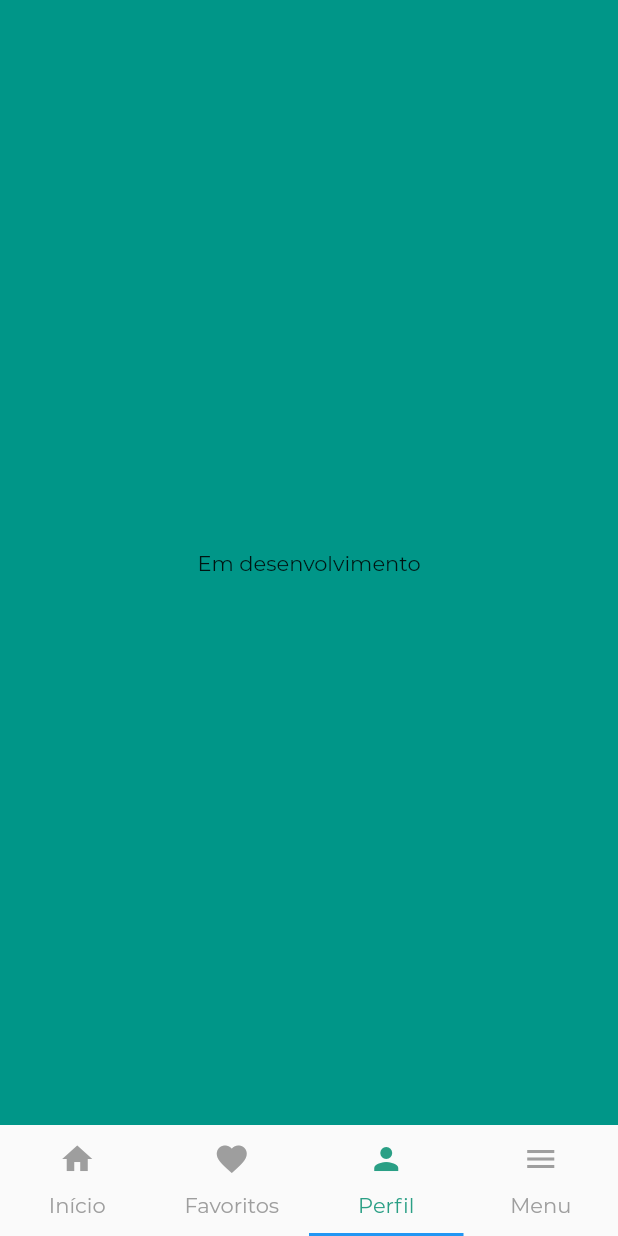
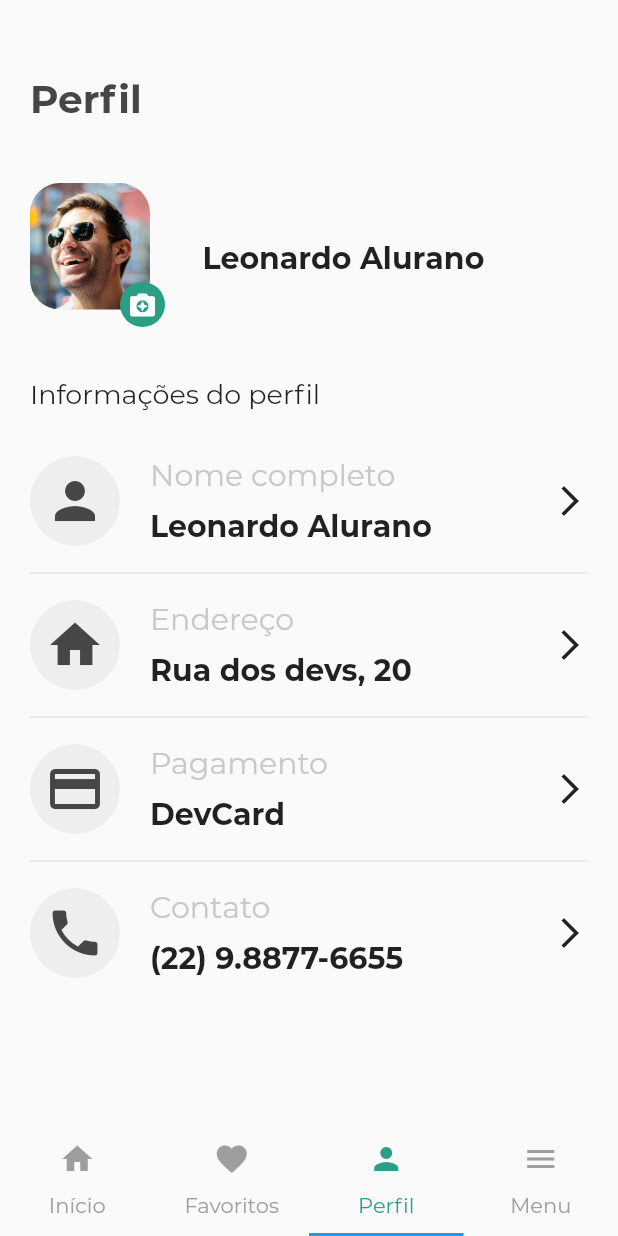
Before and after one commit to Leomhl/alura_ecommerceorgs, a Flutter app: the screen it shows after launch, tab 3 chosen, on a phone screen of 412 x 824 dp. Run offline on Flutter 3.47's test engine with Material 2 defaults, Android fonts, the phone set to English and light mode, and no system bars; our stand-ins replace smooth_star_rating.

Commit message:
Tela de menu, perfil e melhorias

```diff
--- a/lib/components/orgs_navigation_bar.dart
+++ b/lib/components/orgs_navigation_bar.dart
@@ -1,4 +1,5 @@
 import 'package:flutter/material.dart';
+import 'package:proj/core/app_colors.dart';
 
 class OrgsNavigationBar extends StatelessWidget {
   final String screen;
@@ -27,7 +28,7 @@ class OrgsNavigationBar extends StatelessWidget {
         child: BottomNavigationBar(
 
           showUnselectedLabels: true,
-          selectedItemColor: Color.fromRGBO(42, 159, 133, 1),
+          selectedItemColor: AppColors.green,
           unselectedItemColor: Colors.grey,
           items: [
             BottomNavigationBarItem(
--- a/lib/components/orgs_packages_card.dart
+++ b/lib/components/orgs_packages_card.dart
@@ -1,10 +1,12 @@
 import 'package:flutter/material.dart';
+import 'package:proj/core/app_colors.dart';
+import 'package:proj/core/app_images.dart';
 
 class OrgsPackagesCard extends StatelessWidget {
 
   // TODO remover a atribuição dos valores e descomentar o construtor
   final String title = 'Cenouras';
-  final String photo = 'assets/images/carrots.png';
+  final String photo = AppImages.carrots;
   final String description = 'Lorem ipsum dolor sit amet, consectetur'
   'adipiscing elit. Maecenas tincidunt cursus lectus. Mauris lacinia '
   'pharetra arcu, a fermentum justo vestibulum at. Nam venenatis leo ';
@@ -57,7 +59,7 @@ class OrgsPackagesCard extends StatelessWidget {
               style: TextStyle(
                 fontSize: 25,
                 fontWeight: FontWeight.w700,
-                color: Color.fromRGBO(42, 159, 133, 1),
+                color: AppColors.green,
               ),
             ) : Container(),
             SizedBox(height: 15),
--- /dev/null
+++ b/lib/components/orgs_profile_card.dart
@@ -0,0 +1,65 @@
+import 'package:flutter/material.dart';
+import 'package:flutter/widgets.dart';
+import 'package:proj/core/app_colors.dart';
+
+class OrgsProfileCard extends StatelessWidget {
+  final IconData icon;
+  final String textArea;
+  final String data;
+
+  OrgsProfileCard({
+    @required this.icon,
+    @required this.textArea,
+    @required this.data,
+  });
+
+  @override
+  Widget build(BuildContext context) {
+    return Padding(
+      padding: const EdgeInsets.fromLTRB(0, 10, 0, 10),
+      child: Row(
+        mainAxisAlignment: MainAxisAlignment.center,
+        children: [
+          Container(
+            decoration: BoxDecoration(
+              color: Colors.grey[200],
+              borderRadius: BorderRadius.circular(50),
+            ),
+            width: 60,
+            height: 60,
+            child: Icon(
+              icon,
+              color: AppColors.darkGrey,
+              size: 40,
+            ),
+          ),
+          SizedBox(width: 20),
+          Expanded(
+            child: Column(
+              crossAxisAlignment: CrossAxisAlignment.start,
+              children: [
+                Text(
+                  textArea,
+                  style: TextStyle(
+                      fontSize: 20,
+                      fontWeight: FontWeight.w400,
+                    color: AppColors.grey
+                  ),
+                ),
+                SizedBox(height: 10),
+                Text(
+                  data,
+                  style: TextStyle(
+                      fontSize: 20,
+                      fontWeight: FontWeight.w700
+                  ),
+                ),
+              ],
+            ),
+          ),
+          Icon(Icons.arrow_forward_ios_outlined)
+        ],
+      ),
+    );
+  }
+}
--- /dev/null
+++ b/lib/core/app_colors.dart
@@ -0,0 +1,9 @@
+import 'package:flutter/material.dart';
+
+class AppColors {
+  static final Color green = Color.fromRGBO(42, 159, 133, 1);
+  static final Color grey = Color.fromRGBO(200, 200, 200, 1);
+  static final Color frostMint = Color.fromRGBO(224, 255, 249, 1);
+  static final Color darkGrey = Color.fromRGBO(70, 70, 70, 1);
+  static final Color white = Color.fromRGBO(254, 238, 210, 1);
+}
--- /dev/null
+++ b/lib/core/app_images.dart
@@ -0,0 +1,19 @@
+class AppImages {
+
+  static String get logo => "assets/images/logo.png";
+  static String get logo_icon => "assets/images/logo_icon.png";
+  static String get person => "assets/images/person.jpg";
+
+  static String get bg_producer => "assets/images/bg_producer.png";
+  static String get carrots => "assets/images/carrots.png";
+  static String get fruits => "assets/images/fruits.png";
+  static String get package_details => "assets/images/package_details.png";
+  static String get vegetables => "assets/images/vegetables.png";
+  static String get star => "assets/images/star.png";
+
+  static String get store1 => "assets/images/store1.png";
+  static String get store2 => "assets/images/store2.png";
+  static String get store3 => "assets/images/store3.png";
+  static String get store4 => "assets/images/store4.png";
+  static String get store5 => "assets/images/store5.png";
+}
--- a/lib/main.dart
+++ b/lib/main.dart
@@ -1,6 +1,9 @@
 import 'package:flutter/material.dart';
 import 'package:proj/screens/favorites_screen.dart';
 import 'package:proj/screens/home_screen.dart';
+import 'package:proj/screens/menu_screen.dart';
+import 'package:proj/screens/profile_screen.dart';
+import 'core/app_colors.dart';
 
 void main() {
   runApp(MyApp());
@@ -19,7 +22,7 @@ class MyApp extends StatelessWidget {
         length: 4,
         child: Scaffold(
           bottomNavigationBar: TabBar(
-            labelColor: Color.fromRGBO(42, 159, 133, 1),
+            labelColor: AppColors.green,
             unselectedLabelColor: Colors.grey,
             tabs: [
               Tab(
@@ -44,22 +47,8 @@ class MyApp extends StatelessWidget {
             children: [
               HomeScreen(),
               FavoritesScreen(),
-              Container(
-                color: Colors.teal,
-                child: Center(
-                  child: Text(
-                    "Em desenvolvimento",
-                  ),
-                ),
-              ),
-              Container(
-                color: Colors.teal,
-                child: Center(
-                  child: Text(
-                    "Em desenvolvimento",
-                  ),
-                ),
-              ),
+              ProfileScreen(),
+              MenuScreen(),
             ],
           ),
         ),
--- /dev/null
+++ b/lib/screens/profile_screen.dart
@@ -0,0 +1,114 @@
+import 'package:flutter/material.dart';
+import 'package:proj/components/orgs_profile_card.dart';
+import 'package:proj/core/app_colors.dart';
+import 'package:proj/core/app_images.dart';
+
+class ProfileScreen extends StatelessWidget {
+  @override
+  Widget build(BuildContext context) {
+    return Scaffold(
+      body: SingleChildScrollView(
+        child: Padding(
+          padding: EdgeInsets.fromLTRB(20, 50, 20, 0),
+          child: Column(
+            crossAxisAlignment: CrossAxisAlignment.start,
+            children: [
+              Text(
+                'Perfil',
+                style: TextStyle(
+                    fontSize: 26,
+                    fontWeight: FontWeight.w700,
+                    color: AppColors.darkGrey
+                ),
+              ),
+              SizedBox(height: 40),
+              Column(
+                crossAxisAlignment: CrossAxisAlignment.start,
+                // mainAxisAlignment: MainAxisAlignment.start,
+                children: [
+                  Row(
+                    children: [
+                      Container(
+                        width: 100,
+                        height: 100,
+                        child: Stack(
+                          children: [
+                            ClipRRect(
+                              borderRadius: BorderRadius.circular(20),
+                              child: Image.asset(
+                                AppImages.person,
+                                width: 80,
+                              ),
+                            ),
+                            Positioned(
+                              bottom: 4,
+                              right: 10,
+                              child: Container(
+                                decoration: BoxDecoration(
+                                  color: AppColors.green,
+                                  borderRadius: BorderRadius.circular(20),
+                                ),
+                                child: Icon(
+                                  Icons.enhance_photo_translate,
+                                  color: Colors.white,
+                                  size: 20,
+                                ),
+                                width: 30,
+                                height: 30,
+                              ),
+                            )
+                          ],
+                        ),
+                      ),
+                      SizedBox(width: 15),
+                      Text(
+                        'Leonardo Alurano',
+                        style: TextStyle(
+                          fontSize: 20,
+                          fontWeight: FontWeight.w700,
+                        ),
+                      ),
+                    ]
+                  ),
+                  SizedBox(height: 30),
+                  Text(
+                    'Informações do perfil',
+                    style: TextStyle(
+                      fontWeight: FontWeight.w400,
+                      fontSize: 18,
+                    ),
+                  ),
+                  SizedBox(height: 20),
+                  OrgsProfileCard(
+                    textArea: 'Nome completo',
+                    data: 'Leonardo Alurano',
+                    icon: Icons.person,
+                  ),
+                  Divider(),
+                  OrgsProfileCard(
+                    textArea: 'Endereço',
+                    data: 'Rua dos devs, 20',
+                    icon: Icons.home,
+                  ),
+                  Divider(),
+                  OrgsProfileCard(
+                    textArea: 'Pagamento',
+                    data: 'DevCard',
+                    icon: Icons.credit_card,
+                  ),
+                  Divider(),
+                  OrgsProfileCard(
+                    textArea: 'Contato',
+                    data: '(22) 9.8877-6655',
+                    icon: Icons.phone,
+                  ),
+                ],
+              ),
+              SizedBox(height: 30,),
+            ],
+          ),
+        ),
+      ),
+    );
+  }
+}
```
Also changed, not shown: lib/components/orgs_highlights_card.dart (+6 -4 lines), lib/components/orgs_menu_card.dart (added, +44 -0 lines), lib/components/orgs_rate_app.dart (added, +48 -0 lines), lib/components/orgs_spotlight_card.dart (+4 -3 lines), lib/components/orgs_stores_card.dart (+5 -4 lines), lib/screens/favorites_screen.dart (+6 -9 lines), lib/screens/home_screen.dart (+22 -17 lines), lib/screens/menu_screen.dart (added, +58 -0 lines), lib/screens/package_details_screen.dart (+6 -4 lines), lib/screens/producer_details_screen.dart (+12 -10 lines), pubspec.yaml (+1 -12 lines), assets/images/person.jpg (added), assets/images/star.png (added).
